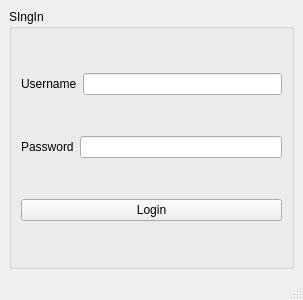
Before: the Qt Designer form qt/LoginApp/mainwindow.ui in beva3/bevaL2, drawn with Qt 5.
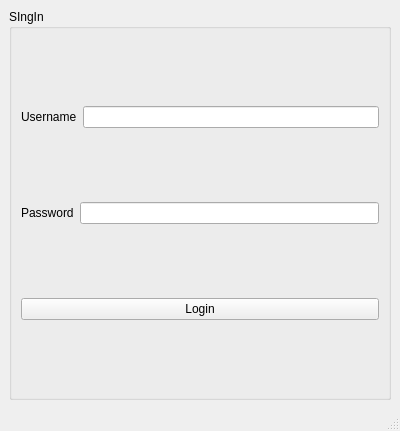
After: the same form once the commit is applied.

The edit to the form file:
```diff
--- a/qt/LoginApp/mainwindow.ui
+++ b/qt/LoginApp/mainwindow.ui
@@ -6,8 +6,8 @@
    <rect>
     <x>0</x>
     <y>0</y>
-    <width>303</width>
-    <height>300</height>
+    <width>400</width>
+    <height>431</height>
    </rect>
   </property>
   <property name="windowTitle">
```
Left out of the diff: 2 changed lines with no effect on the pictures.
